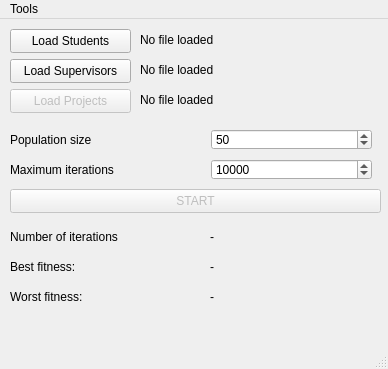
Qt form mainwindow.ui (zkvx28/spa-suite) before a commit.
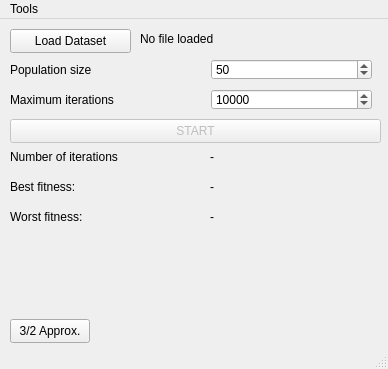
The same form after that commit. Icons and pictures are not drawn.

What changed in the file:
```diff
--- a/mainwindow.ui
+++ b/mainwindow.ui
@@ -24,87 +24,6 @@
     <normaloff>:/resources/resource/win_icon.png</normaloff>:/resources/resource/win_icon.png</iconset>
   </property>
   <widget class="QWidget" name="centralwidget">
-   <widget class="QPushButton" name="loadSupervisorsButton">
-    <property name="geometry">
-     <rect>
-      <x>10</x>
-      <y>40</y>
-      <width>121</width>
-      <height>24</height>
-     </rect>
-    </property>
-    <property name="text">
-     <string>Load Supervisors</string>
-    </property>
-   </widget>
-   <widget class="QPushButton" name="loadProjectsButton">
-    <property name="enabled">
-     <bool>false</bool>
-    </property>
-    <property name="geometry">
-     <rect>
-      <x>10</x>
-      <y>70</y>
-      <width>121</width>
-      <height>24</height>
-     </rect>
-    </property>
-    <property name="text">
-     <string>Load Projects</string>
-    </property>
-   </widget>
-   <widget class="QPushButton" name="loadStudentsButton">
-    <property name="geometry">
-     <rect>
-      <x>10</x>
-      <y>10</y>
-      <width>121</width>
-      <height>24</height>
-     </rect>
-    </property>
-    <property name="text">
-     <string>Load Students</string>
-    </property>
-   </widget>
-   <widget class="QLabel" name="fnSupervisorsLabel">
-    <property name="geometry">
-     <rect>
-      <x>140</x>
-      <y>40</y>
-      <width>241</width>
-      <height>21</height>
-     </rect>
-    </property>
-    <property name="text">
-     <string>No file loaded</string>
-    </property>
-   </widget>
-   <widget class="QLabel" name="fnProjectsLabel">
-    <property name="geometry">
-     <rect>
-      <x>140</x>
-      <y>70</y>
-      <width>241</width>
-      <height>21</height>
-     </rect>
-    </property>
-    <property name="text">
-     <string>No file loaded</string>
-    </property>
-   </widget>
-   <widget class="QLabel" name="fnStudentsLabel">
-    <property name="geometry">
-     <rect>
-      <x>140</x>
-      <y>10</y>
-      <width>241</width>
-      <height>21</height>
-     </rect>
-    </property>
-    <property name="text">
-     <string>No file loaded</string>
-    </property>
-   </widget>
    <widget class="QPushButton" name="startButton">
     <property name="enabled">
      <bool>false</bool>
@@ -112,7 +31,7 @@
     <property name="geometry">
      <rect>
       <x>10</x>
-      <y>170</y>
+      <y>100</y>
       <width>371</width>
       <height>24</height>
      </rect>
@@ -125,7 +44,7 @@
     <property name="geometry">
      <rect>
       <x>10</x>
-      <y>210</y>
+      <y>130</y>
       <width>181</width>
       <height>16</height>
      </rect>
@@ -138,7 +57,7 @@
     <property name="geometry">
      <rect>
       <x>210</x>
-      <y>210</y>
+      <y>130</y>
       <width>171</width>
       <height>16</height>
      </rect>
@@ -151,7 +70,7 @@
     <property name="geometry">
      <rect>
       <x>10</x>
-      <y>240</y>
+      <y>160</y>
       <width>181</width>
       <height>16</height>
      </rect>
@@ -164,7 +83,7 @@
     <property name="geometry">
      <rect>
       <x>210</x>
-      <y>240</y>
+      <y>160</y>
       <width>171</width>
       <height>16</height>
      </rect>
@@ -177,7 +96,7 @@
     <property name="geometry">
      <rect>
       <x>10</x>
-      <y>270</y>
+      <y>190</y>
       <width>181</width>
       <height>16</height>
      </rect>
@@ -190,7 +109,7 @@
     <property name="geometry">
      <rect>
       <x>210</x>
-      <y>270</y>
+      <y>190</y>
       <width>171</width>
       <height>16</height>
      </rect>
@@ -203,7 +122,7 @@
     <property name="geometry">
      <rect>
       <x>10</x>
-      <y>110</y>
+      <y>40</y>
       <width>181</width>
       <height>21</height>
      </rect>
@@ -216,7 +135,7 @@
     <property name="geometry">
      <rect>
       <x>10</x>
-      <y>140</y>
+      <y>70</y>
       <width>181</width>
       <height>21</height>
      </rect>
@@ -229,7 +148,7 @@
     <property name="geometry">
      <rect>
       <x>211</x>
-      <y>110</y>
+      <y>40</y>
       <width>161</width>
       <height>21</height>
      </rect>
@@ -248,7 +167,7 @@
     <property name="geometry">
      <rect>
       <x>211</x>
-      <y>140</y>
+      <y>70</y>
       <width>161</width>
       <height>21</height>
      </rect>
@@ -263,23 +182,45 @@
      <number>10000</number>
     </property>
    </widget>
-   <zorder>loadProjectsButton</zorder>
-   <zorder>loadSupervisorsButton</zorder>
-   <zorder>loadStudentsButton</zorder>
-   <zorder>fnSupervisorsLabel</zorder>
-   <zorder>fnProjectsLabel</zorder>
-   <zorder>fnStudentsLabel</zorder>
-   <zorder>startButton</zorder>
-   <zorder>numberIterationsLabel</zorder>
-   <zorder>numberIterationsVal</zorder>
-   <zorder>bestFitnessLabel</zorder>
-   <zorder>bestFitnessVal</zorder>
-   <zorder>worstFitnessLabel</zorder>
-   <zorder>worstFitnessVal</zorder>
-   <zorder>popSizeLabel</zorder>
-   <zorder>maxIterationsLabel</zorder>
-   <zorder>popSizeInput</zorder>
-   <zorder>maxIterationsInput</zorder>
+   <widget class="QPushButton" name="cooperStartButton">
+    <property name="geometry">
+     <rect>
+      <x>10</x>
+      <y>300</y>
+      <width>80</width>
+      <height>24</height>
+     </rect>
+    </property>
+    <property name="text">
+     <string>3/2 Approx.</string>
+    </property>
+   </widget>
+   <widget class="QPushButton" name="loadDatasetButton">
+    <property name="geometry">
+     <rect>
+      <x>10</x>
+      <y>10</y>
+      <width>121</width>
+      <height>24</height>
+     </rect>
+    </property>
+    <property name="text">
+     <string>Load Dataset</string>
+    </property>
+   </widget>
+   <widget class="QLabel" name="fnDatasetLabel">
+    <property name="geometry">
+     <rect>
+      <x>140</x>
+      <y>10</y>
+      <width>231</width>
+      <height>20</height>
+     </rect>
+    </property>
+    <property name="text">
+     <string>No file loaded</string>
+    </property>
+   </widget>
   </widget>
   <widget class="QMenuBar" name="menubar">
    <property name="geometry">
```
